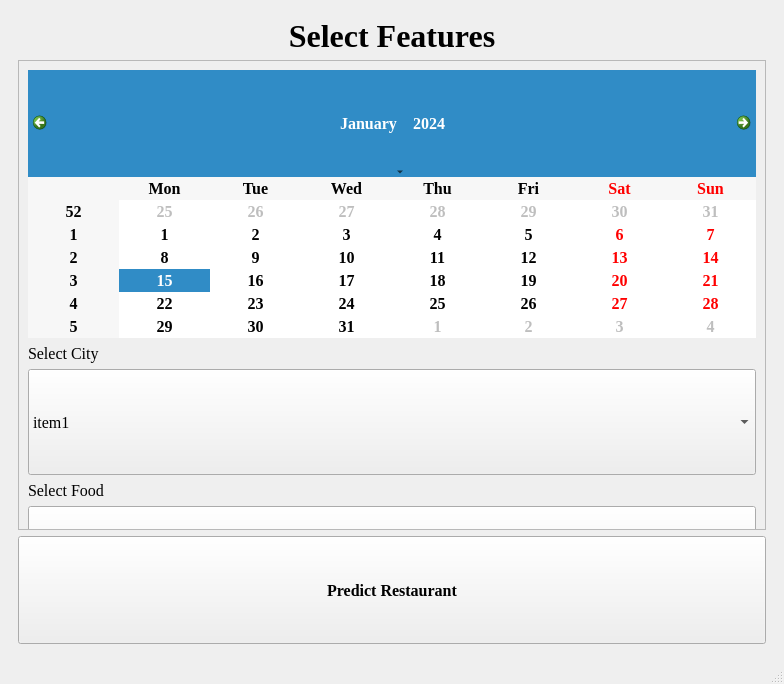
Before: the Qt Designer form ui/GUI.ui in abdullah0307/Restaurant_predictor, drawn with Qt 5.
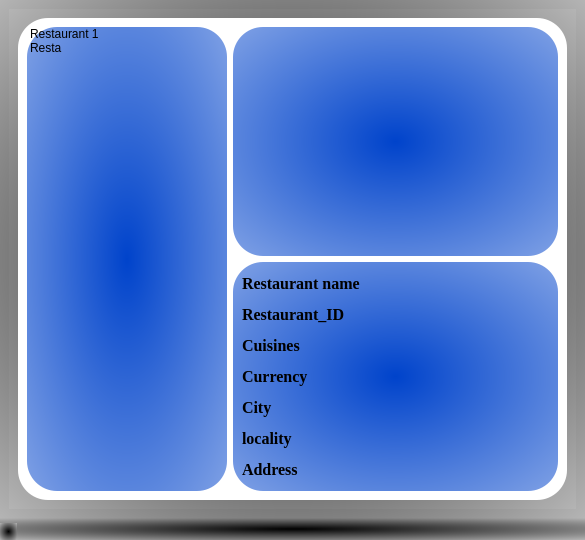
After: the same form once the commit is applied. The open tabs and pages were chosen to show the change. Icons and pictures are not drawn.

```diff
--- a/ui/GUI.ui
+++ b/ui/GUI.ui
@@ -6,24 +6,26 @@
    <rect>
     <x>0</x>
     <y>0</y>
-    <width>784</width>
-    <height>684</height>
+    <width>585</width>
+    <height>540</height>
    </rect>
   </property>
   <property name="windowTitle">
    <string>MainWindow</string>
   </property>
+  <property name="layoutDirection">
+   <enum>Qt::RightToLeft</enum>
+  </property>
+  <property name="styleSheet">
+   <string notr="true">background-color: qradialgradient(spread:pad, cx:0.5, cy:0.5, radius:1, fx:0.5, fy:0.5, stop:0 rgba(0, 0, 0, 255), stop:1 rgba(255, 255, 255, 255));</string>
+  </property>
   <widget class="QWidget" name="centralwidget">
-   <property name="styleSheet">
-    <string notr="true">background-image: url(:/bg/images/Tallest Restaurants in the World 7.jpg);
-height: 100%;
-background-position: center;
-background-repeat: no-repeat;
-background-size: cover;</string>
-   </property>
-   <layout class="QGridLayout" name="gridLayout">
-    <item row="1" column="1">
+   <layout class="QGridLayout" name="gridLayout_5">
+    <item row="0" column="0">
      <widget class="QStackedWidget" name="stackedWidget">
+      <property name="styleSheet">
+       <string notr="true"/>
+      </property>
       <property name="currentIndex">
        <number>0</number>
       </property>
@@ -209,26 +211,8 @@
        </layout>
       </widget>
       <widget class="QWidget" name="page_2">
-       <layout class="QVBoxLayout" name="verticalLayout">
-        <item>
-         <widget class="QLabel" name="label_9">
-          <property name="font">
-           <font>
-            <family>Times New Roman</family>
-            <pointsize>24</pointsize>
-            <weight>75</weight>
-            <bold>true</bold>
-           </font>
-          </property>
-          <property name="text">
-           <string>Select Features</string>
-          </property>
-          <property name="alignment">
-           <set>Qt::AlignCenter</set>
-          </property>
-         </widget>
-        </item>
-        <item>
+       <layout class="QGridLayout" name="gridLayout">
+        <item row="1" column="0">
          <widget class="QScrollArea" name="scrollArea">
           <property name="widgetResizable">
            <bool>true</bool>
@@ -238,17 +222,32 @@
             <rect>
              <x>0</x>
              <y>0</y>
-             <width>746</width>
-             <height>1086</height>
+             <width>547</width>
+             <height>461</height>
             </rect>
            </property>
+           <property name="styleSheet">
+            <string notr="true">
+background:none;
+background-color: rgb(255, 255, 255);
+border-color: rgb(255, 0, 0);
+border-radius:30px
+
+</string>
+           </property>
            <layout class="QVBoxLayout" name="verticalLayout_2">
             <item>
-             <widget class="QCalendarWidget" name="calendarWidget">
+             <widget class="QLabel" name="label_9">
+              <property name="sizePolicy">
+               <sizepolicy hsizetype="Preferred" vsizetype="Fixed">
+                <horstretch>0</horstretch>
+                <verstretch>0</verstretch>
+               </sizepolicy>
+              </property>
               <property name="font">
                <font>
                 <family>Times New Roman</family>
-                <pointsize>12</pointsize>
+                <pointsize>24</pointsize>
                 <weight>75</weight>
                 <bold>true</bold>
                </font>
@@ -257,6 +256,12 @@
             </item>
             <item>
              <widget class="QLabel" name="label_4">
+              <property name="sizePolicy">
+               <sizepolicy hsizetype="Preferred" vsizetype="Fixed">
+                <horstretch>0</horstretch>
+                <verstretch>0</verstretch>
+               </sizepolicy>
+              </property>
               <property name="font">
                <font>
                 <family>Times New Roman</family>
@@ -276,9 +281,12 @@
                 <pointsize>12</pointsize>
                </font>
               </property>
+              <property name="layoutDirection">
+               <enum>Qt::LeftToRight</enum>
+              </property>
               <item>
                <property name="text">
-                <string>item1 </string>
+                <string>Birmingham</string>
                </property>
               </item>
               <item>
@@ -289,137 +297,265 @@
              </widget>
             </item>
             <item>
+             <widget class="QPushButton" name="pushButton_4">
+              <property name="sizePolicy">
+               <sizepolicy hsizetype="Fixed" vsizetype="Fixed">
+                <horstretch>0</horstretch>
+                <verstretch>0</verstretch>
+               </sizepolicy>
+              </property>
+              <property name="maximumSize">
+               <size>
+                <width>250</width>
+                <height>16777215</height>
+               </size>
+              </property>
+              <property name="font">
+               <font>
+                <family>Times New Roman</family>
+                <pointsize>12</pointsize>
+                <weight>75</weight>
+                <bold>true</bold>
+               </font>
+              </property>
+              <property name="styleSheet">
+               <string notr="true">QPushButton{background:none;
+ border:2px solid #030202;
+ border-radius:6px;
+ color:#030202;
+ padding-top:5px;
+ padding-bottom:5px;
+}
+QPushButton:hover{
+	background-color: rgb(0, 0, 0);
+	color: rgb(255, 255, 255);
+}
+</string>
+              </property>
+              <property name="text">
+               <string>Next</string>
+              </property>
+             </widget>
+            </item>
+           </layout>
+          </widget>
+         </widget>
+        </item>
+       </layout>
+      </widget>
+      <widget class="QWidget" name="page">
+       <layout class="QGridLayout" name="gridLayout_6">
+        <item row="0" column="0">
+         <widget class="QFrame" name="frame_2">
+          <property name="sizePolicy">
+           <sizepolicy hsizetype="Preferred" vsizetype="Preferred">
+            <horstretch>0</horstretch>
+            <verstretch>0</verstretch>
+           </sizepolicy>
+          </property>
+          <property name="styleSheet">
+           <string notr="true">QFrame{
+background:none;
+background-color: rgb(255, 255, 255);
+border-color: rgb(255, 0, 0);
+border-radius:30px
+}
+</string>
+          </property>
+          <property name="frameShape">
+           <enum>QFrame::StyledPanel</enum>
+          </property>
+          <property name="frameShadow">
+           <enum>QFrame::Raised</enum>
+          </property>
+          <layout class="QGridLayout" name="gridLayout_7">
+           <item row="1" column="1">
+            <widget class="QFrame" name="frame_3">
+             <property name="sizePolicy">
+              <sizepolicy hsizetype="Preferred" vsizetype="Preferred">
+               <horstretch>0</horstretch>
+               <verstretch>0</verstretch>
+              </sizepolicy>
+             </property>
+             <property name="styleSheet">
+              <string notr="true">background-color: qradialgradient(spread:pad, cx:0.5, cy:0.5, radius:1.42, fx:0.5, fy:0.5, stop:0 rgba(0, 67, 203, 255), stop:1 rgba(255, 255, 255, 255));</string>
+             </property>
+             <property name="frameShape">
+              <enum>QFrame::StyledPanel</enum>
+             </property>
+             <property name="frameShadow">
+              <enum>QFrame::Raised</enum>
+             </property>
+             <layout class="QGridLayout" name="gridLayout_8">
+              <item row="8" column="2">
+               <widget class="QLabel" name="label_7">
+                <property name="font">
+                 <font>
+                  <family>Times New Roman</family>
+                  <pointsize>12</pointsize>
+                  <weight>75</weight>
+                  <bold>true</bold>
+                 </font>
+                </property>
+                <property name="styleSheet">
+                 <string>background: None</string>
+                </property>
+                <property name="text">
+                 <string>Address</string>
+                </property>
+               </widget>
+              </item>
+              <item row="2" column="2">
              <widget class="QLabel" name="label_5">
               <property name="font">
                <font>
                 <family>Times New Roman</family>
                 <pointsize>12</pointsize>
-               </font>
-              </property>
+                  <weight>75</weight>
+                  <bold>true</bold>
+                 </font>
+                </property>
+                <property name="styleSheet">
+                 <string notr="true">background: None</string>
+                </property>
               <property name="text">
-               <string>Select Food</string>
+                 <string>Restaurant name</string>
               </property>
              </widget>
             </item>
-            <item>
-             <widget class="QComboBox" name="comboBox_2">
-              <property name="font">
-               <font>
-                <family>Times New Roman</family>
-                <pointsize>12</pointsize>
-               </font>
-              </property>
-             </widget>
-            </item>
-            <item>
+              <item row="3" column="2">
              <widget class="QLabel" name="label_6">
               <property name="font">
                <font>
                 <family>Times New Roman</family>
                 <pointsize>12</pointsize>
-               </font>
-              </property>
-              <property name="text">
-               <string>Average cost for two</string>
-              </property>
-             </widget>
-            </item>
-            <item>
-             <widget class="QComboBox" name="comboBox_3">
-              <property name="font">
-               <font>
-                <family>Times New Roman</family>
-                <pointsize>12</pointsize>
-               </font>
-              </property>
-             </widget>
-            </item>
-            <item>
-             <widget class="QLabel" name="label_7">
-              <property name="font">
-               <font>
-                <family>Times New Roman</family>
-                <pointsize>12</pointsize>
-               </font>
-              </property>
+                  <weight>75</weight>
+                  <bold>true</bold>
+                 </font>
+                </property>
+                <property name="styleSheet">
+                 <string>background: None</string>
+                </property>
               <property name="text">
-               <string>Currency</string>
+                 <string>Restaurant_ID</string>
               </property>
              </widget>
             </item>
-            <item>
-             <widget class="QComboBox" name="comboBox_4">
-              <property name="font">
-               <font>
-                <family>Times New Roman</family>
-                <pointsize>12</pointsize>
-               </font>
-              </property>
-             </widget>
-            </item>
-            <item>
+              <item row="7" column="2">
              <widget class="QLabel" name="label_10">
               <property name="font">
                <font>
                 <family>Times New Roman</family>
                 <pointsize>12</pointsize>
-               </font>
-              </property>
+                  <weight>75</weight>
+                  <bold>true</bold>
+                 </font>
+                </property>
+                <property name="styleSheet">
+                 <string>background: None</string>
+                </property>
               <property name="text">
-               <string>Online Delivery Service</string>
+                 <string>locality</string>
               </property>
              </widget>
             </item>
-            <item>
-             <widget class="QComboBox" name="comboBox_7">
+              <item row="5" column="2">
+               <widget class="QLabel" name="label_12">
               <property name="font">
                <font>
                 <family>Times New Roman</family>
                 <pointsize>12</pointsize>
-               </font>
-              </property>
-             </widget>
-            </item>
-            <item>
+                  <weight>75</weight>
+                  <bold>true</bold>
+                 </font>
+                </property>
+                <property name="styleSheet">
+                 <string>background: None</string>
+                </property>
+                <property name="text">
+                 <string>Currency</string>
+                </property>
+               </widget>
+              </item>
+              <item row="6" column="2">
              <widget class="QLabel" name="label_8">
               <property name="font">
                <font>
                 <family>Times New Roman</family>
                 <pointsize>12</pointsize>
-               </font>
-              </property>
+                  <weight>75</weight>
+                  <bold>true</bold>
+                 </font>
+                </property>
+                <property name="styleSheet">
+                 <string>background: None</string>
+                </property>
               <property name="text">
-               <string>Table Booking Service</string>
+                 <string>City</string>
               </property>
              </widget>
             </item>
-            <item>
-             <widget class="QComboBox" name="comboBox_5">
+              <item row="4" column="2">
+               <widget class="QLabel" name="label_11">
               <property name="font">
                <font>
                 <family>Times New Roman</family>
                 <pointsize>12</pointsize>
-               </font>
-              </property>
+                  <weight>75</weight>
+                  <bold>true</bold>
+                 </font>
+                </property>
+                <property name="styleSheet">
+                 <string>background: None</string>
+                </property>
+                <property name="text">
+                 <string>Cuisines</string>
+                </property>
              </widget>
             </item>
            </layout>
           </widget>
-         </widget>
-        </item>
+           </item>
+           <item row="0" column="1">
+            <widget class="QFrame" name="frame_5">
+             <property name="styleSheet">
+              <string notr="true">background-color: qradialgradient(spread:pad, cx:0.5, cy:0.5, radius:1.42, fx:0.5, fy:0.5, stop:0 rgba(0, 67, 203, 255), stop:1 rgba(255, 255, 255, 255));</string>
+             </property>
+             <property name="frameShape">
+              <enum>QFrame::StyledPanel</enum>
+             </property>
+             <property name="frameShadow">
+              <enum>QFrame::Raised</enum>
+             </property>
+            </widget>
+           </item>
+           <item row="0" column="2" rowspan="2">
+            <widget class="QListWidget" name="listWidget">
+             <property name="maximumSize">
+              <size>
+               <width>200</width>
+               <height>16777215</height>
+              </size>
+             </property>
+             <property name="layoutDirection">
+              <enum>Qt::LeftToRight</enum>
+             </property>
+             <property name="styleSheet">
+              <string notr="true">background-color: qradialgradient(spread:pad, cx:0.5, cy:0.5, radius:1.42, fx:0.5, fy:0.5, stop:0 rgba(0, 67, 203, 255), stop:1 rgba(255, 255, 255, 255));</string>
+             </property>
         <item>
-         <widget class="QPushButton" name="pushButton_3">
-          <property name="font">
-           <font>
-            <family>Times New Roman</family>
-            <pointsize>12</pointsize>
-            <weight>75</weight>
-            <bold>true</bold>
-           </font>
-          </property>
+              <property name="text">
+               <string>Restaurant 1</string>
+              </property>
+             </item>
+             <item>
           <property name="text">
-           <string>Predict Restaurant</string>
-          </property>
+               <string>Resta</string>
+              </property>
+             </item>
+            </widget>
+           </item>
+          </layout>
          </widget>
         </item>
        </layout>
```
Left out of the diff: 275 changed lines with no effect on the pictures. Lines whose indentation alone changed are shown as unchanged.
